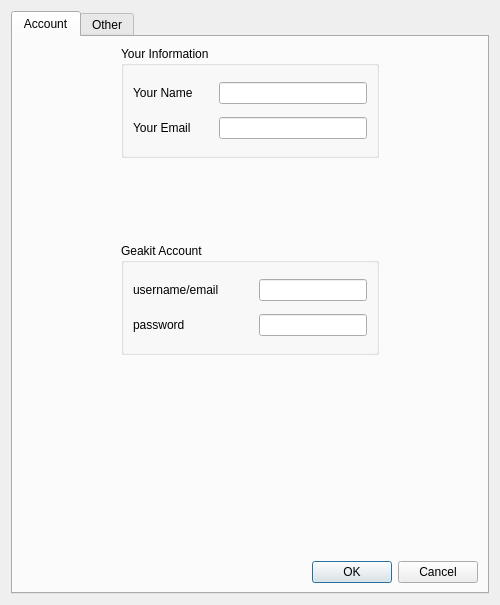
This is geakit/uis/gsettingsdialog.ui in ypvk/geakit as Qt 5 draws it before an edit. The edited form follows.
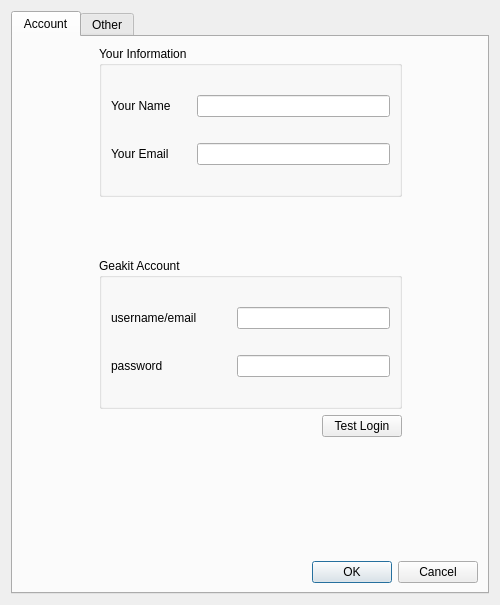
This is the edited form.

Patch:
```diff
--- a/geakit/uis/gsettingsdialog.ui
+++ b/geakit/uis/gsettingsdialog.ui
@@ -37,7 +37,7 @@
       </attribute>
       <layout class="QVBoxLayout" name="verticalLayout_5">
        <item>
-        <layout class="QHBoxLayout" name="horizontalLayout_5">
+        <layout class="QHBoxLayout" name="horizontalLayout_6">
          <item>
           <spacer name="horizontalSpacer">
            <property name="orientation">
@@ -124,8 +124,8 @@
              </property>
              <property name="sizeHint" stdset="0">
               <size>
-               <width>20</width>
-               <height>79</height>
+               <width>303</width>
+               <height>55</height>
               </size>
              </property>
             </spacer>
@@ -184,13 +184,41 @@
                  </widget>
                 </item>
                 <item>
-                 <widget class="QLineEdit" name="lineEdit_4"/>
+                 <widget class="QLineEdit" name="passwordEdit">
+                  <property name="echoMode">
+                   <enum>QLineEdit::Password</enum>
+                  </property>
+                 </widget>
                 </item>
                </layout>
               </item>
              </layout>
             </widget>
            </item>
+           <item>
+            <layout class="QHBoxLayout" name="horizontalLayout_5">
+             <item>
+              <spacer name="horizontalSpacer_3">
+               <property name="orientation">
+                <enum>Qt::Horizontal</enum>
+               </property>
+               <property name="sizeHint" stdset="0">
+                <size>
+                 <width>40</width>
+                 <height>20</height>
+                </size>
+               </property>
+              </spacer>
+             </item>
+             <item>
+              <widget class="QPushButton" name="loginButton">
+               <property name="text">
+                <string>Test Login</string>
+               </property>
+              </widget>
+             </item>
+            </layout>
+           </item>
            <item>
             <spacer name="verticalSpacer">
              <property name="orientation">
@@ -201,8 +229,8 @@
              </property>
              <property name="sizeHint" stdset="0">
               <size>
-               <width>20</width>
-               <height>200</height>
+               <width>303</width>
+               <height>118</height>
               </size>
              </property>
             </spacer>
```
Left out of the diff: 6 changed lines with no effect on the pictures.
